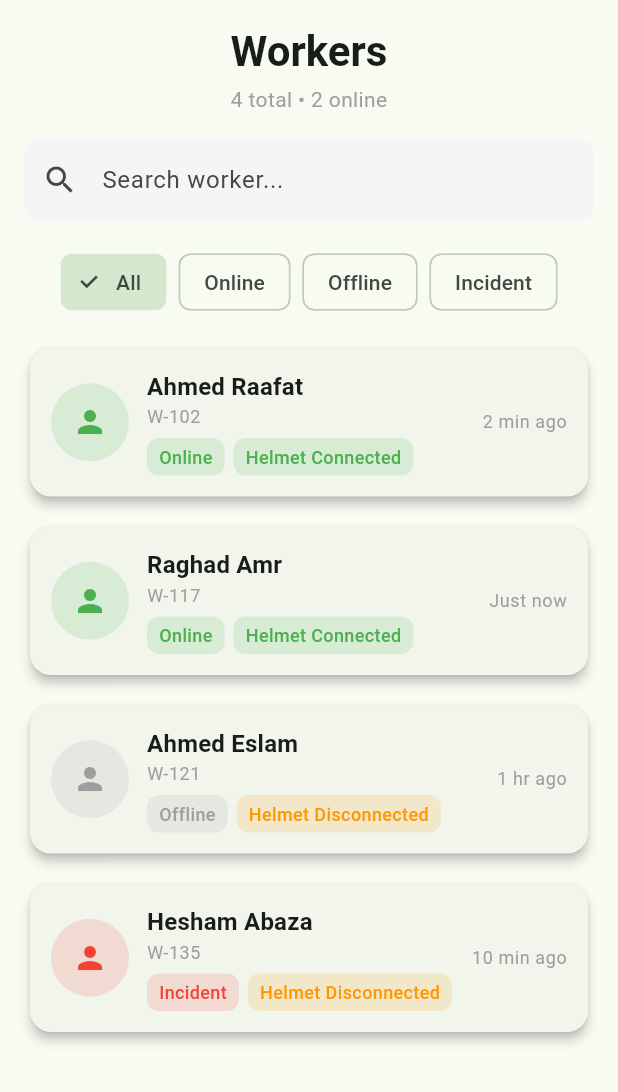
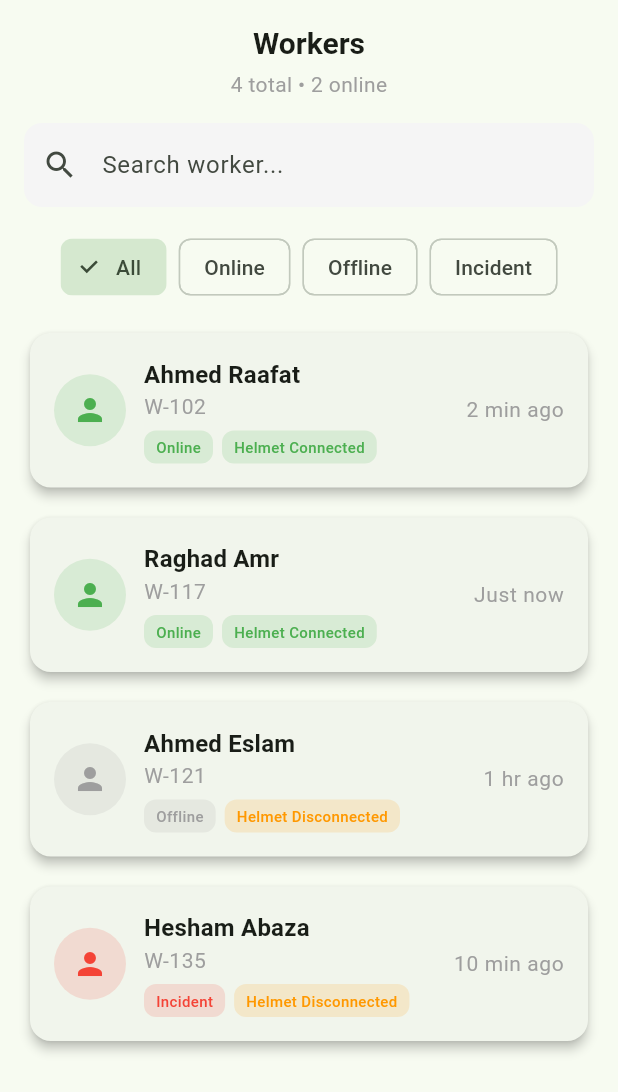
Before and after one commit to rgamr/smart-helmet-dashboard, a Flutter app: the WorkersScreen screen opened directly, on a phone screen of 412 x 824 dp. Shown: the top 1092 px of the screen. Run offline on Flutter 3.47's test engine with Material 3 defaults, Android fonts, the phone set to English and light mode, and no system bars.

Commit message:
Add search validation and responsive design to Workers screen

```diff
--- a/lib/screens/workers_screen.dart
+++ b/lib/screens/workers_screen.dart
@@ -11,45 +11,83 @@ class WorkersScreen extends StatefulWidget {
 
 class _WorkersScreenState extends State<WorkersScreen> {
   String selectedFilter = 'All';
+  String searchQuery = '';
 
-  // Sample worker data (replace with backend later)
+  // Sample worker data
   List<Worker> workers = [
-    Worker(name: 'Ahmed Raafat', id: 'W-102', status: 'Online', helmet: 'Connected', lastSeen: '2 min ago'),
-    Worker(name: 'Raghad Amr', id: 'W-117', status: 'Online', helmet: 'Connected', lastSeen: 'Just now'),
-    Worker(name: 'Ahmed Eslam', id: 'W-121', status: 'Offline', helmet: 'Disconnected', lastSeen: '1 hr ago'),
-    Worker(name: 'Hesham Abaza', id: 'W-135', status: 'Incident', helmet: 'Disconnected', lastSeen: '10 min ago'),
+    Worker(
+        name: 'Ahmed Raafat',
+        id: 'W-102',
+        status: 'Online',
+        helmet: 'Connected',
+        lastSeen: '2 min ago'),
+    Worker(
+        name: 'Raghad Amr',
+        id: 'W-117',
+        status: 'Online',
+        helmet: 'Connected',
+        lastSeen: 'Just now'),
+    Worker(
+        name: 'Ahmed Eslam',
+        id: 'W-121',
+        status: 'Offline',
+        helmet: 'Disconnected',
+        lastSeen: '1 hr ago'),
+    Worker(
+        name: 'Hesham Abaza',
+        id: 'W-135',
+        status: 'Incident',
+        helmet: 'Disconnected',
+        lastSeen: '10 min ago'),
   ];
 
   @override
   Widget build(BuildContext context) {
     final theme = Theme.of(context);
+    final screenWidth = MediaQuery.of(context).size.width;
 
-    // Filter workers based on selected status
-    final filteredWorkers = selectedFilter == 'All'
-        ? workers
-        : workers.where((w) => w.status == selectedFilter).toList();
+    // Responsive settings
+    double padding = screenWidth < 600 ? 16 : 24;
+    double avatarRadius = screenWidth < 500 ? 24 : 26;
+    double titleFont = screenWidth < 500 ? 20 : 24;
+    double subTitleFont = screenWidth < 500 ? 14 : 16;
+    double statusFont = screenWidth < 500 ? 10 : 12;
+
+    // Filtered and searched workers
+    final filteredWorkers = workers.where((w) {
+      final matchesStatus = selectedFilter == 'All' || w.status == selectedFilter;
+      final matchesSearch = searchQuery.isEmpty ||
+          w.name.toLowerCase().contains(searchQuery.toLowerCase()) ||
+          w.id.toLowerCase().contains(searchQuery.toLowerCase());
+      return matchesStatus && matchesSearch;
+    }).toList();
 
     return Scaffold(
       body: SafeArea(
         child: Padding(
-          padding: const EdgeInsets.all(16),
+          padding: EdgeInsets.all(padding),
           child: Column(
             crossAxisAlignment: CrossAxisAlignment.center,
             children: [
               // Header
               Text(
                 'Workers',
-                style: theme.textTheme.headlineMedium?.copyWith(fontWeight: FontWeight.bold),
+                style: theme.textTheme.headlineMedium
+                    ?.copyWith(fontWeight: FontWeight.bold, fontSize: titleFont),
               ),
               const SizedBox(height: 4),
               Text(
                 '${workers.length} total • ${workers.where((w) => w.status == 'Online').length} online',
-                style: theme.textTheme.bodyMedium?.copyWith(color: Colors.grey),
+                style: theme.textTheme.bodyMedium
+                    ?.copyWith(color: Colors.grey, fontSize: subTitleFont),
               ),
               const SizedBox(height: 16),
 
-              // Search (optional, logic can be implemented later)
+              // Search Field with validation
               TextField(
+                onChanged: (value) {
+                  setState(() => searchQuery = value);
+                },
                 decoration: InputDecoration(
                   hintText: 'Search worker...',
                   prefixIcon: const Icon(Icons.search),
@@ -59,6 +97,12 @@ class _WorkersScreenState extends State<WorkersScreen> {
                     borderRadius: BorderRadius.circular(12),
                     borderSide: BorderSide.none,
                   ),
+                  suffixIcon: searchQuery.isNotEmpty
+                      ? IconButton(
+                    icon: const Icon(Icons.clear),
+                    onPressed: () => setState(() => searchQuery = ''),
+                  )
+                      : null,
                 ),
               ),
               const SizedBox(height: 16),
@@ -80,12 +124,26 @@ class _WorkersScreenState extends State<WorkersScreen> {
 
               // Worker list
               Expanded(
-                child: ListView.separated(
+                child: filteredWorkers.isEmpty
+                    ? Center(
+                  child: Text(
+                    'No workers found',
+                    style: theme.textTheme.bodyMedium?.copyWith(
+                        color: Colors.grey, fontSize: subTitleFont),
+                  ),
+                )
+                    : ListView.separated(
                   itemCount: filteredWorkers.length,
                   separatorBuilder: (_, __) => const SizedBox(height: 12),
                   itemBuilder: (context, index) {
                     final worker = filteredWorkers[index];
-                    return WorkerCard(worker: worker);
+                    return WorkerCard(
+                      worker: worker,
+                      avatarRadius: avatarRadius,
+                      titleFont: subTitleFont + 2,
+                      subTitleFont: subTitleFont,
+                      statusFont: statusFont,
+                    );
                   },
                 ),
               ),
@@ -100,8 +158,19 @@ class _WorkersScreenState extends State<WorkersScreen> {
 // ================= WorkerCard =================
 class WorkerCard extends StatelessWidget {
   final Worker worker;
+  final double avatarRadius;
+  final double titleFont;
+  final double subTitleFont;
+  final double statusFont;
 
-  const WorkerCard({required this.worker});
+  const WorkerCard({
+    super.key,
+    required this.worker,
+    required this.avatarRadius,
+    required this.titleFont,
+    required this.subTitleFont,
+    required this.statusFont,
+  });
 
   Color _statusColor(String status) {
     switch (status) {
@@ -128,18 +197,17 @@ class WorkerCard extends StatelessWidget {
       child: InkWell(
         borderRadius: BorderRadius.circular(14),
         onTap: () {
-          // Navigate to worker details
           Navigator.push(
             context,
             MaterialPageRoute(builder: (_) => WorkerDetailsScreen(worker: worker)),
           );
         },
         child: Padding(
-          padding: const EdgeInsets.all(14),
+          padding: EdgeInsets.all(avatarRadius / 1.5),
           child: Row(
             children: [
               CircleAvatar(
-                radius: 26,
+                radius: avatarRadius,
                 backgroundColor: _statusColor(worker.status).withOpacity(0.15),
                 child: Icon(Icons.person, color: _statusColor(worker.status)),
               ),
@@ -148,20 +216,32 @@ class WorkerCard extends StatelessWidget {
                 child: Column(
                   crossAxisAlignment: CrossAxisAlignment.start,
                   children: [
-                    Text(worker.name, style: theme.textTheme.titleMedium?.copyWith(fontWeight: FontWeight.w600)),
-                    Text(worker.id, style: theme.textTheme.bodySmall?.copyWith(color: Colors.grey)),
+                    Text(worker.name,
+                        style: theme.textTheme.titleMedium?.copyWith(
+                            fontWeight: FontWeight.w600, fontSize: titleFont)),
+                    Text(worker.id,
+                        style: theme.textTheme.bodySmall?.copyWith(
+                            color: Colors.grey, fontSize: subTitleFont)),
                     const SizedBox(height: 6),
                     Row(
                       children: [
-                        StatusBadge(label: worker.status, color: _statusColor(worker.status)),
+                        StatusBadge(
+                            label: worker.status,
+                            color: _statusColor(worker.status),
+                            fontSize: statusFont),
                         const SizedBox(width: 6),
-                        StatusBadge(label: 'Helmet ${worker.helmet}', color: _helmetColor(worker.helmet)),
+                        StatusBadge(
+                            label: 'Helmet ${worker.helmet}',
+                            color: _helmetColor(worker.helmet),
+                            fontSize: statusFont),
                       ],
                     ),
                   ],
                 ),
               ),
-              Text(worker.lastSeen, style: theme.textTheme.bodySmall?.copyWith(color: Colors.grey)),
+              Text(worker.lastSeen,
+                  style: theme.textTheme.bodySmall
+                      ?.copyWith(color: Colors.grey, fontSize: subTitleFont)),
             ],
           ),
         ),
@@ -174,8 +254,9 @@ class WorkerCard extends StatelessWidget {
 class StatusBadge extends StatelessWidget {
   final String label;
   final Color color;
+  final double fontSize;
 
-  const StatusBadge({required this.label, required this.color});
+  const StatusBadge({super.key, required this.label, required this.color, required this.fontSize});
 
   @override
   Widget build(BuildContext context) {
@@ -185,7 +266,8 @@ class StatusBadge extends StatelessWidget {
         color: color.withOpacity(0.15),
         borderRadius: BorderRadius.circular(8),
       ),
-      child: Text(label, style: TextStyle(color: color, fontSize: 12, fontWeight: FontWeight.w500)),
+      child: Text(label,
+          style: TextStyle(color: color, fontSize: fontSize, fontWeight: FontWeight.w500)),
     );
   }
 }
```
